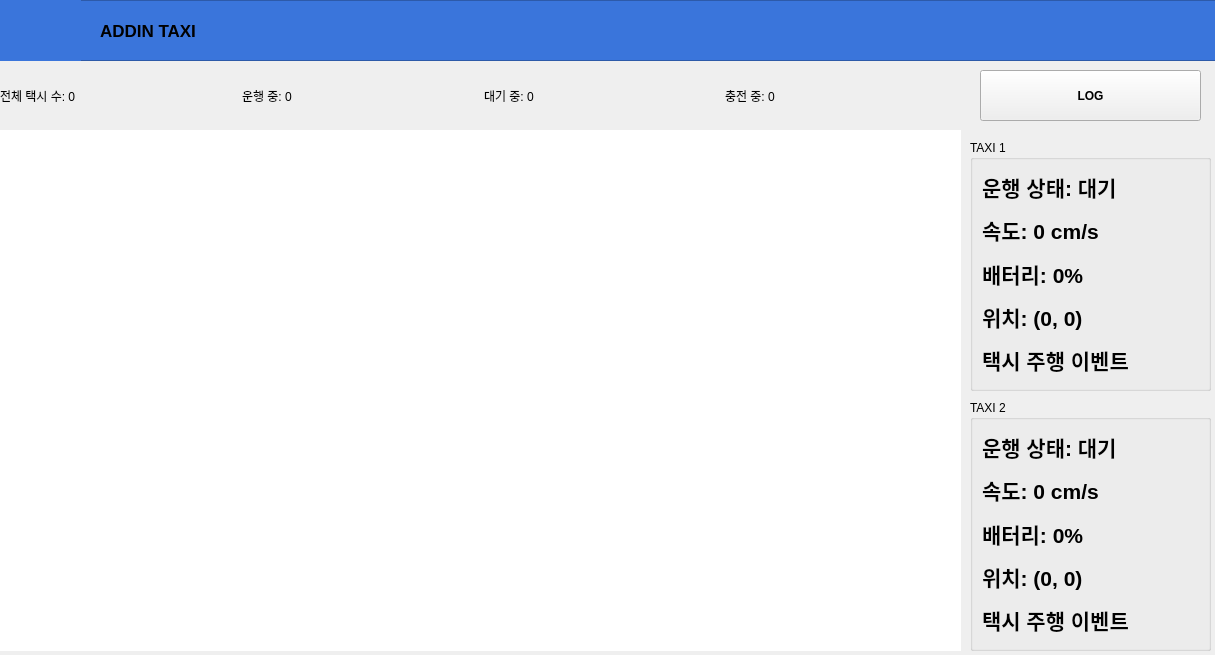
Qt form admin/src/admin_gui/main.ui (addinedu-ros-8th/ros-repo-5) before a commit.
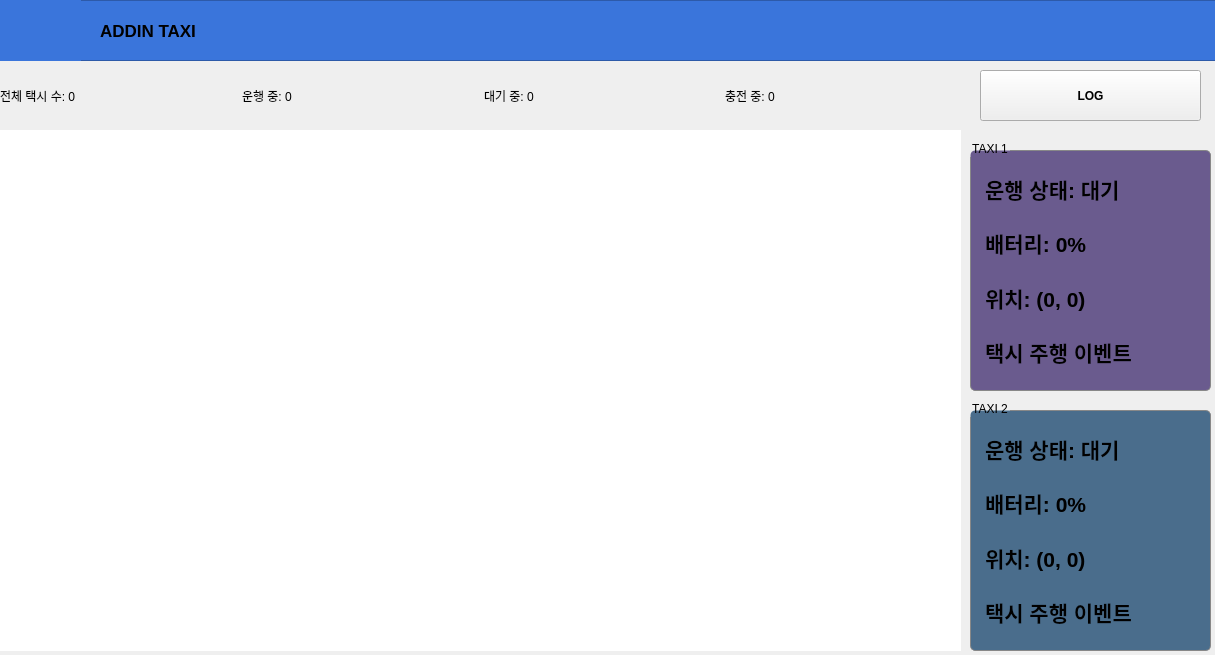
The same form after that commit. Icons and pictures are not drawn.

```diff
--- a/admin/src/admin_gui/main.ui
+++ b/admin/src/admin_gui/main.ui
@@ -63,6 +63,15 @@
       <height>251</height>
      </rect>
     </property>
+    <property name="styleSheet">
+     <string notr="true">QGroupBox {
+    background-color: #6A5B8E; /* 톤다운된 연보라색 */
+    border: 1px solid #888;
+    border-radius: 5px;
+    margin-top: 10px;
+    padding: 5px;
+}</string>
+    </property>
     <property name="title">
      <string>TAXI 1</string>
     </property>
@@ -74,13 +83,6 @@
        </property>
       </widget>
      </item>
-     <item>
-      <widget class="QLabel" name="label_pinky1_speed">
-       <property name="text">
-        <string>&lt;html&gt;&lt;head/&gt;&lt;body&gt;&lt;p&gt;&lt;span style=&quot; font-size:16pt; font-weight:600;&quot;&gt;속도: 0 cm/s&lt;/span&gt;&lt;/p&gt;&lt;/body&gt;&lt;/html&gt;</string>
-       </property>
-      </widget>
-     </item>
      <item>
       <widget class="QLabel" name="label_pinky1_battery">
        <property name="text">
@@ -113,6 +115,15 @@
       <height>251</height>
      </rect>
     </property>
+    <property name="styleSheet">
+     <string notr="true">QGroupBox {
+    background-color: #4A6D8C; /* 톤다운된 연보라색 */
+    border: 1px solid #888;
+    border-radius: 5px;
+    margin-top: 10px;
+    padding: 5px;
+}</string>
+    </property>
     <property name="title">
      <string>TAXI 2</string>
     </property>
@@ -124,13 +135,6 @@
        </property>
       </widget>
      </item>
-     <item>
-      <widget class="QLabel" name="label_pinky2_speed">
-       <property name="text">
-        <string>&lt;html&gt;&lt;head/&gt;&lt;body&gt;&lt;p&gt;&lt;span style=&quot; font-size:16pt; font-weight:600;&quot;&gt;속도: 0 cm/s&lt;/span&gt;&lt;/p&gt;&lt;/body&gt;&lt;/html&gt;</string>
-       </property>
-      </widget>
-     </item>
      <item>
       <widget class="QLabel" name="label_pinky2_battery">
        <property name="text">
```
Left out of the diff: 3 changed lines with no effect on the pictures.
